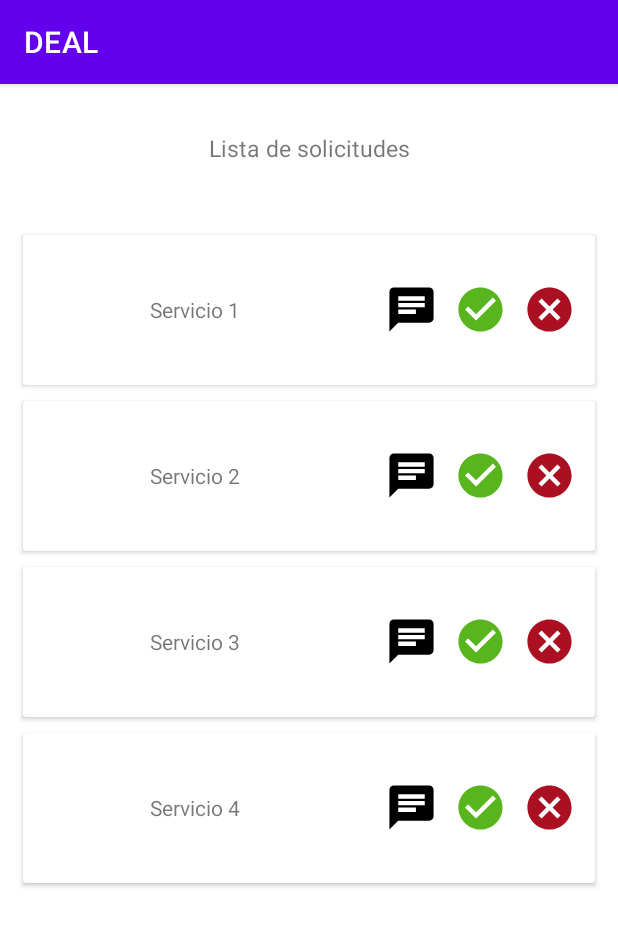
After one commit to DABEV/DEAL, an Android app: the ServiceHistoryActivity screen opened directly, with no data from a screen before it, on a phone screen of 412 x 824 dp. The commit adds this screen. Shown: the top 926 px of the screen. Run offline under Robolectric (Android 15) with nearby library versions, the phone set to English and light mode, and no system bars.

Commit message:
feat: Add Service History Activity
Add new Recycler View and Item to represent the service provider history.
Add two new models: Message (to chat) and ServiceProviderHistory.
Add new assets resources to recycler.
Add ServiceProviderRequestAdapter with four events.

```diff
--- /dev/null
+++ b/app/src/main/java/mx/edu/utez/deal/adapter/ServiceProviderRequestAdapter.kt
@@ -0,0 +1,66 @@
+package mx.edu.utez.deal.adapter
+
+import android.content.Context
+import android.view.LayoutInflater
+import android.view.ViewGroup
+import androidx.recyclerview.widget.DiffUtil
+import androidx.recyclerview.widget.ListAdapter
+import androidx.recyclerview.widget.RecyclerView
+import mx.edu.utez.deal.databinding.ItemServiceHistoryBinding
+import mx.edu.utez.deal.model.ServiceProviderRequest
+
+class ServiceProviderRequestAdapter(
+    private val eventos: Eventos,
+    val context: Context
+) : ListAdapter<ServiceProviderRequest, ServiceProviderRequestAdapter.ViewHolder>(DiffUtilCallback)
+{
+    private val ctx = context
+
+    private object DiffUtilCallback : DiffUtil.ItemCallback<ServiceProviderRequest>() {
+        override fun areItemsTheSame(oldItem: ServiceProviderRequest, newItem: ServiceProviderRequest): Boolean {
+            return true
+        }
+
+        override fun areContentsTheSame(oldItem: ServiceProviderRequest, newItem: ServiceProviderRequest): Boolean {
+            return true
+        }
+    }
+
+    interface Eventos {
+        fun onItemClick(element: ServiceProviderRequest, position: Int)
+        fun onChatClick(element: ServiceProviderRequest)
+        fun onAcceptClick(element: ServiceProviderRequest)
+        fun onRejectClick(element: ServiceProviderRequest)
+    }
+
+    inner class ViewHolder (private val binding: ItemServiceHistoryBinding) : RecyclerView.ViewHolder(binding.root) {
+        fun bind (element: ServiceProviderRequest, position: Int) {
+            binding.textViewShortDescription.text = element.shortDescription
+
+            binding.linearLayoutInfo.setOnClickListener {
+                this@ServiceProviderRequestAdapter.eventos.onItemClick(element, position)
+            }
+
+            binding.imageViewAccept.setOnClickListener {
+                this@ServiceProviderRequestAdapter.eventos.onAcceptClick(element)
+            }
+
+            binding.imageViewReject.setOnClickListener {
+                this@ServiceProviderRequestAdapter.eventos.onRejectClick(element)
+            }
+
+            binding.imageViewChat.setOnClickListener {
+                this@ServiceProviderRequestAdapter.eventos.onChatClick(element)
+            }
+        }
+    }
+
+    override fun onCreateViewHolder(parent: ViewGroup, viewType: Int): ViewHolder {
+        var item = ItemServiceHistoryBinding.inflate(LayoutInflater.from(parent.context), parent, false)
+        return ViewHolder(item)
+    }
+
+    override fun onBindViewHolder(holder: ViewHolder, position: Int) {
+        holder.bind(getItem(position), position)
+    }
+}
--- /dev/null
+++ b/app/src/main/java/mx/edu/utez/deal/model/Message.kt
@@ -0,0 +1,7 @@
+package mx.edu.utez.deal.model
+
+data class Message (
+    var userId: String,
+    var content: String,
+    var dateSent: String
+)
--- /dev/null
+++ b/app/src/main/java/mx/edu/utez/deal/model/ServiceProviderRequest.kt
@@ -0,0 +1,11 @@
+package mx.edu.utez.deal.model
+
+data class ServiceProviderRequest (
+    var shortDescription: String,
+    var requestId: String,
+    var serviceProviderId: String,
+    var serviceStatus: String,
+    var stars: Int,
+    var serviceProviderComments: String,
+    var chat: MutableList<Message>
+)
--- a/app/src/main/java/mx/edu/utez/deal/activity/LoginActivity.kt
+++ b/app/src/main/java/mx/edu/utez/deal/view/LoginActivity.kt
@@ -1,4 +1,4 @@
-package mx.edu.utez.deal.activity
+package mx.edu.utez.deal.view
 
 import androidx.appcompat.app.AppCompatActivity
 import android.os.Bundle
--- a/app/src/main/java/mx/edu/utez/deal/activity/MainActivity.kt
+++ b/app/src/main/java/mx/edu/utez/deal/view/MainActivity.kt
@@ -1,4 +1,4 @@
-package mx.edu.utez.deal.activity
+package mx.edu.utez.deal.view
 
 import androidx.appcompat.app.AppCompatActivity
 import android.os.Bundle
--- a/app/src/main/java/mx/edu/utez/deal/activity/RegisterActivity.kt
+++ b/app/src/main/java/mx/edu/utez/deal/view/RegisterActivity.kt
@@ -1,4 +1,4 @@
-package mx.edu.utez.deal.activity
+package mx.edu.utez.deal.view
 
 import androidx.appcompat.app.AppCompatActivity
 import android.os.Bundle
--- /dev/null
+++ b/app/src/main/java/mx/edu/utez/deal/view/ServiceHistoryActivity.kt
@@ -0,0 +1,50 @@
+package mx.edu.utez.deal.view
+
+import androidx.appcompat.app.AppCompatActivity
+import android.os.Bundle
+import androidx.recyclerview.widget.LinearLayoutManager
+import mx.edu.utez.deal.adapter.ServiceProviderRequestAdapter
+import mx.edu.utez.deal.databinding.ActivityServiceHistoryBinding
+import mx.edu.utez.deal.model.ServiceProviderRequest
+
+class ServiceHistoryActivity : AppCompatActivity(), ServiceProviderRequestAdapter.Eventos {
+
+    lateinit var binding: ActivityServiceHistoryBinding
+    lateinit var adapter: ServiceProviderRequestAdapter
+
+    override fun onCreate(savedInstanceState: Bundle?) {
+        binding = ActivityServiceHistoryBinding.inflate(layoutInflater)
+        super.onCreate(savedInstanceState)
+        setContentView(binding.root)
+
+        setData()
+    }
+
+    private fun setData () {
+        binding.recyclerViewServiceHistory.layoutManager = LinearLayoutManager(this)
+        adapter = ServiceProviderRequestAdapter(this, this)
+        binding.recyclerViewServiceHistory.adapter = adapter
+
+        val list: List<ServiceProviderRequest> = listOf(
+            ServiceProviderRequest("Servicio 1", "1", "1", "Pendiente", 0, "", mutableListOf()),
+            ServiceProviderRequest("Servicio 2", "2", "2", "Pendiente", 0, "", mutableListOf()),
+            ServiceProviderRequest("Servicio 3", "3", "3", "Pendiente", 0, "", mutableListOf()),
+            ServiceProviderRequest("Servicio 4", "4", "4", "Pendiente", 0, "", mutableListOf()),
+        )
+
+        adapter.submitList(list)
+        adapter.notifyDataSetChanged()
+    }
+
+    override fun onItemClick(element: ServiceProviderRequest, position: Int) {
+    }
+
+    override fun onChatClick(element: ServiceProviderRequest) {
+    }
+
+    override fun onAcceptClick(element: ServiceProviderRequest) {
+    }
+
+    override fun onRejectClick(element: ServiceProviderRequest) {
+    }
+}
--- /dev/null
+++ b/app/src/main/res/drawable/ic_cancel.xml
@@ -0,0 +1,5 @@
+<vector android:height="24dp" android:tint="#AA1022"
+    android:viewportHeight="24" android:viewportWidth="24"
+    android:width="24dp" xmlns:android="http://schemas.android.com/apk/res/android">
+    <path android:fillColor="@android:color/white" android:pathData="M12,2C6.47,2 2,6.47 2,12s4.47,10 10,10 10,-4.47 10,-10S17.53,2 12,2zM17,15.59L15.59,17 12,13.41 8.41,17 7,15.59 10.59,12 7,8.41 8.41,7 12,10.59 15.59,7 17,8.41 13.41,12 17,15.59z"/>
+</vector>
--- /dev/null
+++ b/app/src/main/res/drawable/ic_chat.xml
@@ -0,0 +1,5 @@
+<vector android:autoMirrored="true" android:height="24dp"
+    android:tint="#000000" android:viewportHeight="24"
+    android:viewportWidth="24" android:width="24dp" xmlns:android="http://schemas.android.com/apk/res/android">
+    <path android:fillColor="@android:color/white" android:pathData="M20,2L4,2c-1.1,0 -1.99,0.9 -1.99,2L2,22l4,-4h14c1.1,0 2,-0.9 2,-2L22,4c0,-1.1 -0.9,-2 -2,-2zM6,9h12v2L6,11L6,9zM14,14L6,14v-2h8v2zM18,8L6,8L6,6h12v2z"/>
+</vector>
--- /dev/null
+++ b/app/src/main/res/drawable/ic_check.xml
@@ -0,0 +1,5 @@
+<vector android:height="24dp" android:tint="#59B51E"
+    android:viewportHeight="24" android:viewportWidth="24"
+    android:width="24dp" xmlns:android="http://schemas.android.com/apk/res/android">
+    <path android:fillColor="@android:color/white" android:pathData="M12,2C6.48,2 2,6.48 2,12s4.48,10 10,10 10,-4.48 10,-10S17.52,2 12,2zM10,17l-5,-5 1.41,-1.41L10,14.17l7.59,-7.59L19,8l-9,9z"/>
+</vector>
--- a/app/src/main/res/layout/activity_login.xml
+++ b/app/src/main/res/layout/activity_login.xml
@@ -4,7 +4,7 @@
     xmlns:tools="http://schemas.android.com/tools"
     android:layout_width="match_parent"
     android:layout_height="match_parent"
-    tools:context=".activity.LoginActivity"
+    tools:context=".view.LoginActivity"
     android:gravity="center"
     android:orientation="vertical">
 
--- a/app/src/main/res/layout/activity_main.xml
+++ b/app/src/main/res/layout/activity_main.xml
@@ -4,7 +4,7 @@
     xmlns:tools="http://schemas.android.com/tools"
     android:layout_width="match_parent"
     android:layout_height="match_parent"
-    tools:context=".activity.MainActivity">
+    tools:context=".view.MainActivity">
 
     <TextView
         android:layout_width="wrap_content"
--- a/app/src/main/res/layout/activity_register.xml
+++ b/app/src/main/res/layout/activity_register.xml
@@ -4,7 +4,7 @@
     xmlns:tools="http://schemas.android.com/tools"
     android:layout_width="match_parent"
     android:layout_height="match_parent"
-    tools:context=".activity.RegisterActivity"
+    tools:context=".view.RegisterActivity"
     android:gravity="center"
     android:orientation="vertical">
 
--- /dev/null
+++ b/app/src/main/res/layout/activity_service_history.xml
@@ -0,0 +1,36 @@
+<?xml version="1.0" encoding="utf-8"?>
+<LinearLayout xmlns:android="http://schemas.android.com/apk/res/android"
+    xmlns:app="http://schemas.android.com/apk/res-auto"
+    xmlns:tools="http://schemas.android.com/tools"
+    android:layout_width="match_parent"
+    android:layout_height="match_parent"
+    tools:context=".view.ServiceHistoryActivity"
+    android:orientation="vertical"
+    >
+
+    <TextView
+        android:layout_height="match_parent"
+        android:layout_width="match_parent"
+        android:layout_weight="8"
+        android:text="Lista de solicitudes"
+        android:gravity="center"
+        android:textSize="15sp"
+        />
+
+    <LinearLayout
+        android:id="@+id/linearLayoutRecycler"
+        android:layout_width="match_parent"
+        android:layout_height="match_parent"
+        android:layout_weight="1"
+        android:orientation="vertical"
+        >
+        <androidx.recyclerview.widget.RecyclerView
+            android:id="@+id/recyclerViewServiceHistory"
+            tools:listitem="@layout/item_service_history"
+            android:layout_width="match_parent"
+            android:layout_height="match_parent"
+            android:layout_margin="10dp"
+        />
+    </LinearLayout>
+
+</LinearLayout>
--- /dev/null
+++ b/app/src/main/res/layout/item_service_history.xml
@@ -0,0 +1,70 @@
+<?xml version="1.0" encoding="utf-8"?>
+<androidx.cardview.widget.CardView xmlns:android="http://schemas.android.com/apk/res/android"
+    android:layout_width="match_parent"
+    android:layout_height="100dp"
+    xmlns:tools="http://schemas.android.com/tools"
+    android:layout_margin="5dp">
+
+    <LinearLayout
+        android:layout_width="match_parent"
+        android:layout_height="match_parent"
+        android:orientation="horizontal"
+        >
+
+        <!-- Información del servicio -->
+        <LinearLayout
+            android:id="@+id/linearLayoutInfo"
+            android:layout_width="match_parent"
+            android:layout_height="match_parent"
+            android:orientation="horizontal"
+            android:gravity="center"
+            android:layout_weight="2"
+            >
+
+            <TextView
+                android:id="@+id/textViewShortDescription"
+                android:layout_width="match_parent"
+                android:layout_height="match_parent"
+                android:gravity="center"
+                tools:text="Información del servicio"
+                />
+
+        </LinearLayout>
+
+        <!-- Acciones -->
+        <LinearLayout
+            android:layout_width="match_parent"
+            android:layout_height="match_parent"
+            android:orientation="horizontal"
+            android:layout_weight="3"
+            android:gravity="center"
+            >
+
+            <ImageView
+                android:id="@+id/imageViewChat"
+                android:layout_width="35dp"
+                android:layout_height="35dp"
+                android:layout_marginHorizontal="5dp"
+                android:background="@drawable/ic_chat"
+                />
+
+            <ImageView
+                android:id="@+id/imageViewAccept"
+                android:layout_width="35dp"
+                android:layout_height="35dp"
+                android:layout_marginHorizontal="5dp"
+                android:background="@drawable/ic_check"
+                />
+
+            <ImageView
+                android:id="@+id/imageViewReject"
+                android:layout_width="35dp"
+                android:layout_height="35dp"
+                android:layout_marginHorizontal="5dp"
+                android:background="@drawable/ic_cancel"
+                />
+        </LinearLayout>
+
+    </LinearLayout>
+
+</androidx.cardview.widget.CardView>
```
Also changed, not shown: app/src/main/AndroidManifest.xml (+6 -3 lines).
